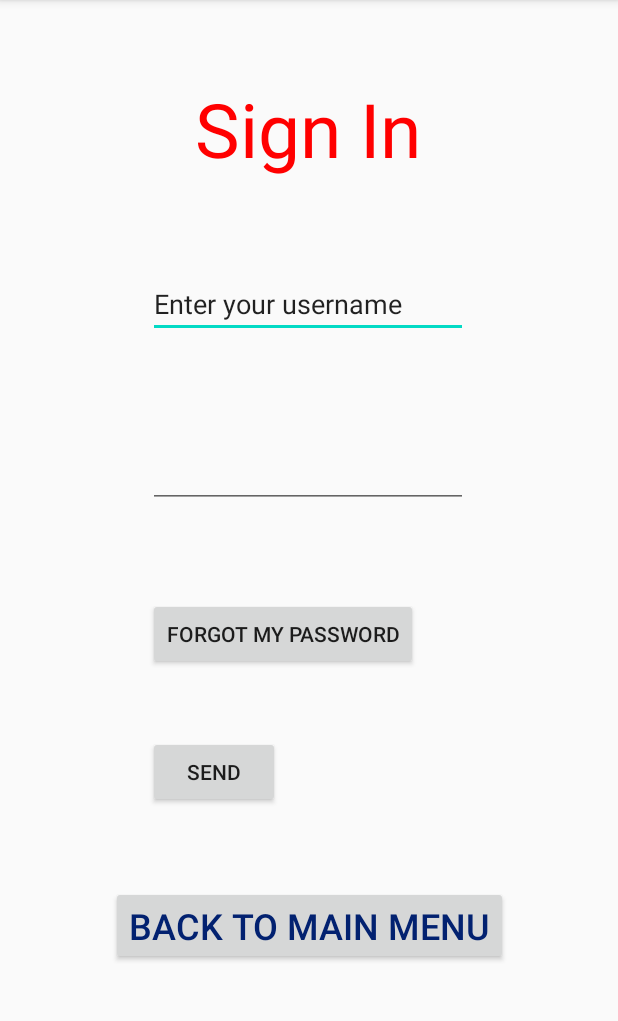
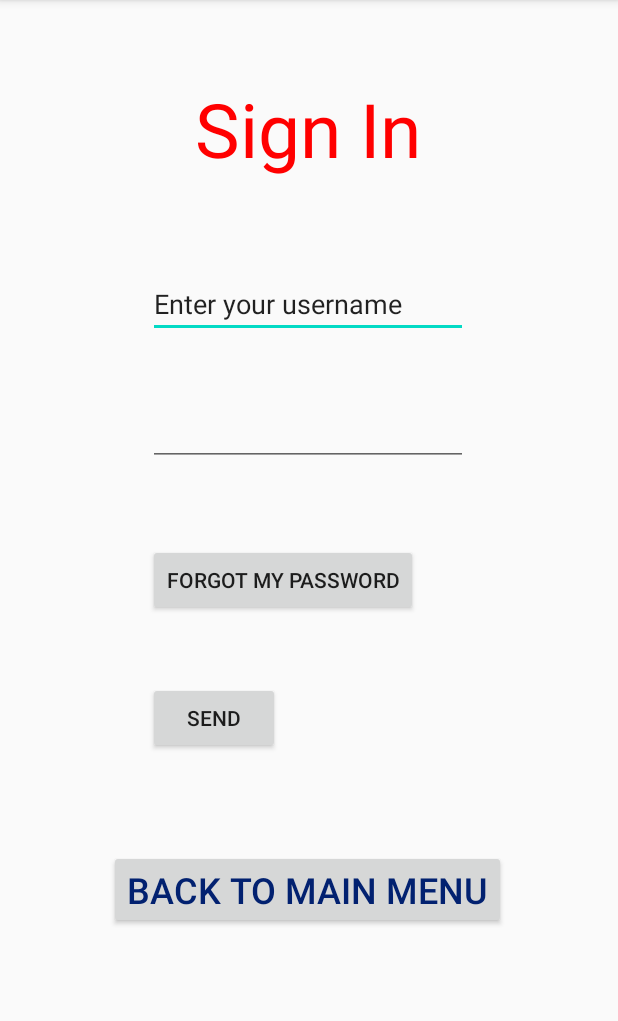
Before and after one commit to Nitzan-Beck/Free_Space, an Android app: the SingIn screen opened directly, with no data from a screen before it, on a phone screen of 412 x 824 dp, the part 84-1105 px from its top. Run offline under Robolectric (Android 15) with nearby library versions, the phone set to English and light mode, and no system bars.

Commit message:
30.10.2020 editing Sign In page

```diff
--- a/app/src/main/res/layout/activity_sing_in.xml
+++ b/app/src/main/res/layout/activity_sing_in.xml
@@ -10,14 +10,15 @@
         android:id="@+id/buttonBackToMenu"
         android:layout_width="wrap_content"
         android:layout_height="wrap_content"
-        android:layout_marginTop="52dp"
+        android:layout_marginTop="64dp"
         android:gravity="center"
         android:onClick="btnBackToMainMenu"
         android:text="Back to main menu"
         android:textColor="#022170"
         android:textSize="24sp"
-        app:layout_constraintEnd_toEndOf="parent"
-        app:layout_constraintStart_toStartOf="parent"
+        app:layout_constraintEnd_toEndOf="@+id/Send"
+        app:layout_constraintHorizontal_bias="0.148"
+        app:layout_constraintStart_toStartOf="@+id/Send"
         app:layout_constraintTop_toBottomOf="@+id/Send" />
 
     <TextView
@@ -50,10 +51,11 @@
         android:id="@+id/UserPassword"
         android:layout_width="wrap_content"
         android:layout_height="wrap_content"
-        android:layout_marginTop="68dp"
+        android:layout_marginTop="40dp"
         android:ems="10"
         android:inputType="textPassword"
         app:layout_constraintEnd_toEndOf="@+id/editTextTxtUserName"
+        app:layout_constraintHorizontal_bias="1.0"
         app:layout_constraintStart_toStartOf="@+id/editTextTxtUserName"
         app:layout_constraintTop_toBottomOf="@+id/editTextTxtUserName"
         tools:text="password" />
@@ -62,7 +64,7 @@
         android:id="@+id/forgotMyPassword"
         android:layout_width="wrap_content"
         android:layout_height="wrap_content"
-        android:layout_marginTop="60dp"
+        android:layout_marginTop="52dp"
         android:text="Forgot My Password"
         app:layout_constraintEnd_toEndOf="@+id/UserPassword"
         app:layout_constraintHorizontal_bias="0.0"
```
